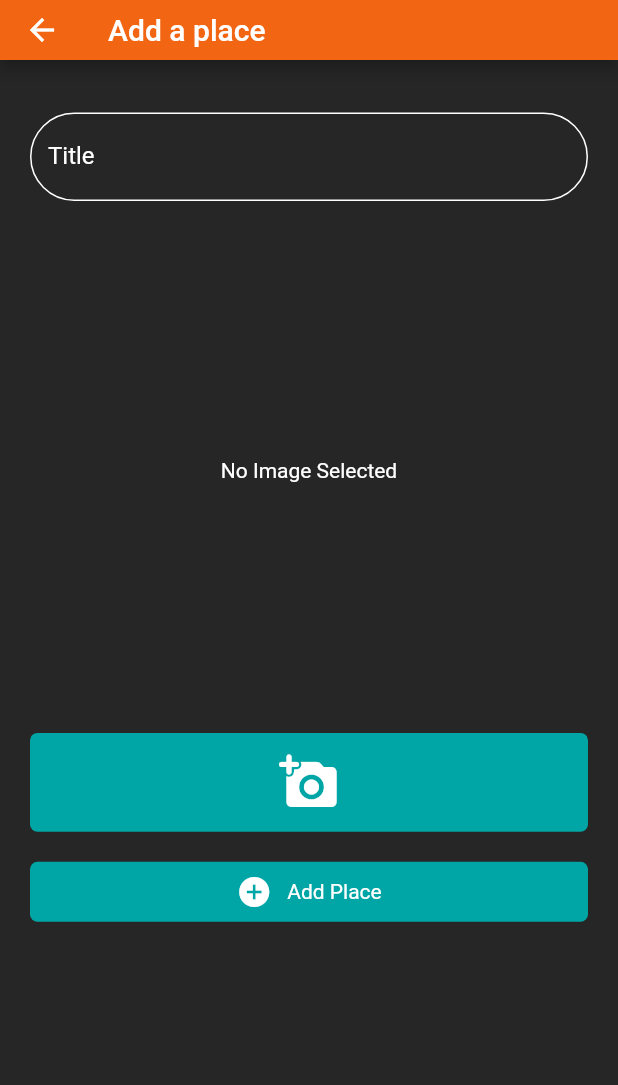
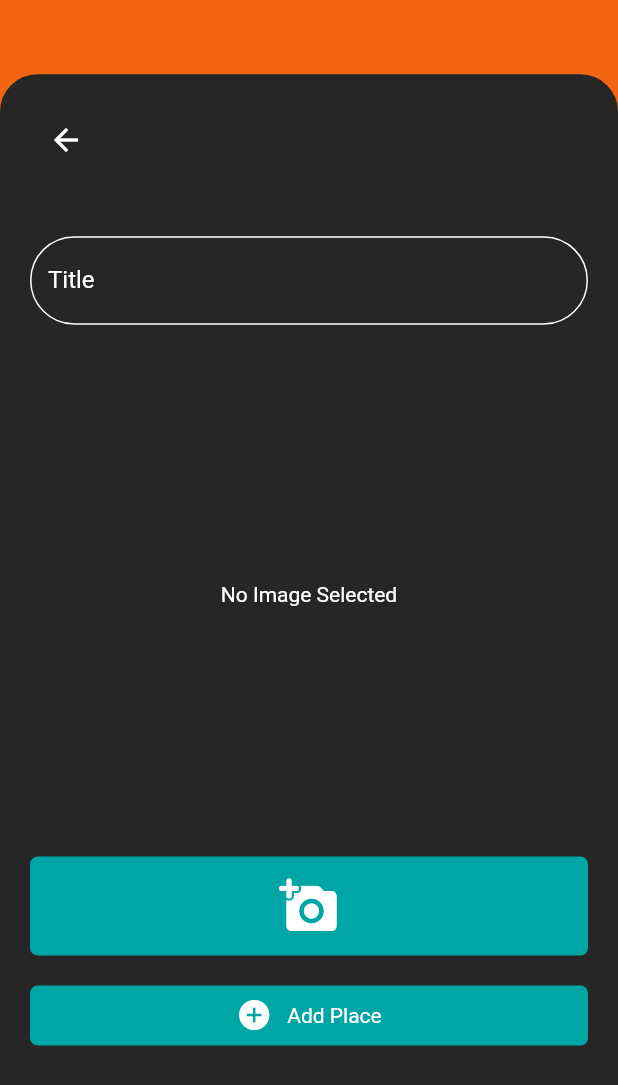
Before and after one commit to guilhermebernava/greate_places, a Flutter app: the screen it shows after launch, after a tap on the "add" icon, on a phone screen of 412 x 824 dp. Shown: the top 1085 px of the screen. Run offline on Flutter 3.47's test engine with Material 2 defaults, Android fonts, the phone set to English and light mode, and no system bars; our stand-ins replace flutter_mobx, flutter_modular, google_fonts, image_picker, mobx; generated files the repository leaves out were written again.

Commit message:
add ROUTES INJECTION in HOME and ADD_PLACES

```diff
--- a/lib/app.dart
+++ b/lib/app.dart
@@ -14,10 +14,9 @@ class App extends StatelessWidget {
       theme: ThemeData(
         primaryColor: AppColors.appMaterialColor,
         backgroundColor: AppColors.black,
-        scaffoldBackgroundColor: AppColors.black,
+        scaffoldBackgroundColor: AppColors.primary,
         appBarTheme: const AppBarTheme(
           color: AppColors.primary,
-          toolbarHeight: 40,
         ),
         elevatedButtonTheme: ElevatedButtonThemeData(
           style: ElevatedButton.styleFrom(
--- /dev/null
+++ b/lib/core/widgets/special_app_bar/special_app_bar.dart
@@ -0,0 +1,48 @@
+import 'package:flutter/material.dart';
+import '../../themes/app_colors.dart';
+
+class SpecialAppBar extends StatelessWidget {
+  final Size size;
+  final Widget child;
+  const SpecialAppBar({Key? key, required this.size, required this.child})
+      : super(key: key);
+
+  @override
+  Widget build(BuildContext context) {
+    return Padding(
+      padding: EdgeInsets.only(top: size.height * 0.06),
+      child: Container(
+        width: size.width,
+        height: size.height,
+        decoration: const BoxDecoration(
+          color: AppColors.black,
+          borderRadius: BorderRadius.only(
+            topLeft: Radius.circular(25),
+            topRight: Radius.circular(25),
+          ),
+        ),
+        child: Padding(
+          padding: const EdgeInsets.all(20.0),
+          child: SingleChildScrollView(
+            scrollDirection: Axis.vertical,
+            child: Column(
+              mainAxisAlignment: MainAxisAlignment.spaceBetween,
+              children: [
+                Padding(
+                  padding: const EdgeInsets.only(bottom: 25.0),
+                  child: Container(
+                    alignment: Alignment.centerLeft,
+                    child: const BackButton(
+                      color: Colors.white,
+                    ),
+                  ),
+                ),
+                child,
+              ],
+            ),
+          ),
+        ),
+      ),
+    );
+  }
+}
--- a/lib/modules/add_place_screen/controller/add_image_controller.dart
+++ b/lib/modules/add_place_screen/controller/add_image_controller.dart
@@ -3,8 +3,8 @@ import 'package:flutter_modular/flutter_modular.dart';
 import 'package:greate_places/core/models/place.dart';
 import 'package:greate_places/core/models/place_location.dart';
 import 'package:greate_places/core/services/snack_bar_services.dart';
+import 'package:greate_places/modules/add_place_screen/stores/addplaces_routes.dart';
 import 'package:greate_places/modules/add_place_screen/widgets/image_input/controller/image_input_controller.dart';
-import 'package:greate_places/modules/home_screen/home_module.dart';
 import '../../../core/stores/places.dart';
 
 class AddImageController {
@@ -12,6 +12,7 @@ class AddImageController {
   final titleController = TextEditingController();
   final ImageInputController imageInputController;
   final Places placesStore;
+  final routes = Modular.get<AddPlacesRoutes>();
 
   AddImageController(this.imageInputController, this.placesStore);
 
@@ -43,6 +44,6 @@ class AddImageController {
       image: imageInputController.storageImage!,
     ));
 
-    Modular.to.navigate(HomeModule.route);
+    Modular.to.navigate(routes.homeRoute);
   }
 }
--- a/lib/modules/add_place_screen/view/add_place.dart
+++ b/lib/modules/add_place_screen/view/add_place.dart
@@ -1,13 +1,14 @@
 import 'package:flutter/material.dart';
 import 'package:flutter_modular/flutter_modular.dart';
+import 'package:greate_places/core/themes/app_colors.dart';
 import 'package:greate_places/core/widgets/safe_button/safe_button.dart';
+import 'package:greate_places/core/widgets/special_app_bar/special_app_bar.dart';
 import 'package:greate_places/modules/add_place_screen/controller/add_image_controller.dart';
 import 'package:greate_places/modules/add_place_screen/widgets/image_input/view/image_input.dart';
 import 'package:greate_places/modules/add_place_screen/widgets/text_input/text_input.dart';
 
 class AddPlace extends StatefulWidget {
   const AddPlace({Key? key}) : super(key: key);
-  static const route = '/add-place';
 
   @override
   State<AddPlace> createState() => _AddPlaceState();
@@ -18,16 +19,13 @@ class _AddPlaceState extends State<AddPlace> {
 
   @override
   Widget build(BuildContext context) {
+    final size = MediaQuery.of(context).size;
+
     return Scaffold(
-      appBar: AppBar(
-        title: const Text('Add a place'),
-      ),
-      body: Padding(
-        padding: const EdgeInsets.all(20.0),
-        child: SingleChildScrollView(
-          scrollDirection: Axis.vertical,
+      backgroundColor: AppColors.primary,
+      body: SpecialAppBar(
+        size: size,
         child: Column(
-            mainAxisAlignment: MainAxisAlignment.spaceBetween,
           children: [
             Column(
               children: [
@@ -64,9 +62,8 @@ class _AddPlaceState extends State<AddPlace> {
                   )
                 ],
               ),
-              )
+            ),
           ],
-          ),
         ),
       ),
     );
--- a/lib/modules/home_screen/view/home.dart
+++ b/lib/modules/home_screen/view/home.dart
@@ -1,11 +1,18 @@
 import 'package:flutter/material.dart';
 import 'package:flutter_modular/flutter_modular.dart';
+import 'package:greate_places/core/themes/app_colors.dart';
 import 'package:greate_places/modules/home_screen/widgets/place_list/place_list.dart';
 import '../../../core/stores/places.dart';
 
 class Home extends StatelessWidget {
   final String addPlaceRoute;
-  const Home({Key? key, required this.addPlaceRoute}) : super(key: key);
+  final String placeDetailRoute;
+
+  const Home({
+    Key? key,
+    required this.addPlaceRoute,
+    required this.placeDetailRoute,
+  }) : super(key: key);
 
   @override
   Widget build(BuildContext context) {
@@ -16,16 +23,41 @@ class Home extends StatelessWidget {
       width: size.width,
       height: size.height,
       child: Scaffold(
-        appBar: AppBar(
-          title: const Text('Home'),
-          actions: [
+        appBar: PreferredSize(
+          preferredSize: size,
+          child: Container(
+            height: size.height * 0.2,
+            color: AppColors.primary,
+            child: Padding(
+              padding: const EdgeInsets.all(20.0),
+              child: Column(
+                mainAxisAlignment: MainAxisAlignment.center,
+                children: [
+                  Row(
+                    mainAxisAlignment: MainAxisAlignment.spaceBetween,
+                    crossAxisAlignment: CrossAxisAlignment.center,
+                    children: [
+                      const Text(
+                        'Home',
+                        style: TextStyle(
+                          color: Colors.white,
+                          fontSize: 30,
+                        ),
+                      ),
                       IconButton(
                         onPressed: () => Modular.to.pushNamed(addPlaceRoute),
                         icon: const Icon(
                           Icons.add,
+                          color: Colors.white,
+                          size: 30,
                         ),
                       )
                     ],
+                  ),
+                ],
+              ),
+            ),
+          ),
         ),
         body: PlaceList(
           size: size,
--- a/lib/modules/home_screen/widgets/place_list/place_list.dart
+++ b/lib/modules/home_screen/widgets/place_list/place_list.dart
@@ -1,5 +1,6 @@
 import 'package:flutter/material.dart';
 import 'package:flutter_mobx/flutter_mobx.dart';
+import 'package:greate_places/core/themes/app_colors.dart';
 import '../../../../core/stores/places.dart';
 import '../place_item/place_item.dart';
 
@@ -7,14 +8,30 @@ class PlaceList extends StatelessWidget {
   final Size size;
   final Places placesStore;
 
-  const PlaceList({Key? key, required this.size, required this.placesStore})
-      : super(key: key);
+  const PlaceList({
+    Key? key,
+    required this.size,
+    required this.placesStore,
+  }) : super(key: key);
 
   @override
   Widget build(BuildContext context) {
-    return Padding(
-      padding: const EdgeInsets.all(10),
-      child: SizedBox(
+    return Container(
+      width: size.width,
+      height: size.height,
+      decoration: const BoxDecoration(
+        color: AppColors.black,
+        borderRadius: BorderRadius.only(
+          topLeft: Radius.circular(25),
+          topRight: Radius.circular(25),
+        ),
+      ),
+      child: Padding(
+        padding: EdgeInsets.only(
+          top: size.height * 0.075,
+          left: 10,
+          right: 10,
+        ),
         child: Observer(
           builder: (_) => ListView.builder(
             itemBuilder: (context, index) =>
```
Also changed, not shown: lib/app_module.dart (+12 -4 lines), lib/modules/add_place_screen/app_place_module.dart (+5 -2 lines), lib/modules/add_place_screen/stores/addplaces_routes.dart (added, +13 -0 lines), lib/modules/home_screen/home_module.dart (+13 -3 lines), lib/modules/home_screen/stores/home_routes.dart (added, +16 -0 lines), lib/modules/home_screen/widgets/place_item/place_item.dart (+8 -1 lines), lib/modules/place_detail_screen/place_detail_module.dart (added, +17 -0 lines), lib/modules/place_detail_screen/view/place_detail.dart (added, +21 -0 lines), lib/modules/add_place_screen/stores/addplaces_routes.g.dart (added), lib/modules/home_screen/stores/home_routes.g.dart (added). Lines whose indentation alone changed are shown as unchanged.
